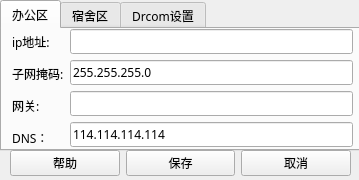
Before: the Qt Designer form settingwindow.ui in ZzzzzzS/IPSetGUI2.0, drawn with Qt 5.
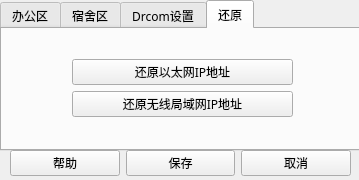
After: the same form once the commit is applied.

Commit message: 添加了恢复到动态ip的功能

```diff
--- a/settingwindow.ui
+++ b/settingwindow.ui
@@ -37,7 +37,7 @@
     <enum>Qt::DefaultContextMenu</enum>
    </property>
    <property name="currentIndex">
-    <number>0</number>
+    <number>3</number>
    </property>
    <property name="usesScrollButtons">
     <bool>true</bool>
@@ -248,6 +248,37 @@
      </layout>
     </widget>
    </widget>
+   <widget class="QWidget" name="return_tab">
+    <attribute name="title">
+     <string>还原</string>
+    </attribute>
+    <widget class="QWidget" name="layoutWidget">
+     <property name="geometry">
+      <rect>
+       <x>70</x>
+       <y>30</y>
+       <width>221</width>
+       <height>58</height>
+      </rect>
+     </property>
+     <layout class="QVBoxLayout" name="verticalLayout_6">
+      <item>
+       <widget class="QPushButton" name="return_button">
+        <property name="text">
+         <string>还原以太网IP地址</string>
+        </property>
+       </widget>
+      </item>
+      <item>
+       <widget class="QPushButton" name="return_button_w">
+        <property name="text">
+         <string>还原无线局域网IP地址</string>
+        </property>
+       </widget>
+      </item>
+     </layout>
+    </widget>
+   </widget>
   </widget>
   <widget class="QWidget" name="layoutWidget">
    <property name="geometry">
```
The commit also changes 2 other files.
